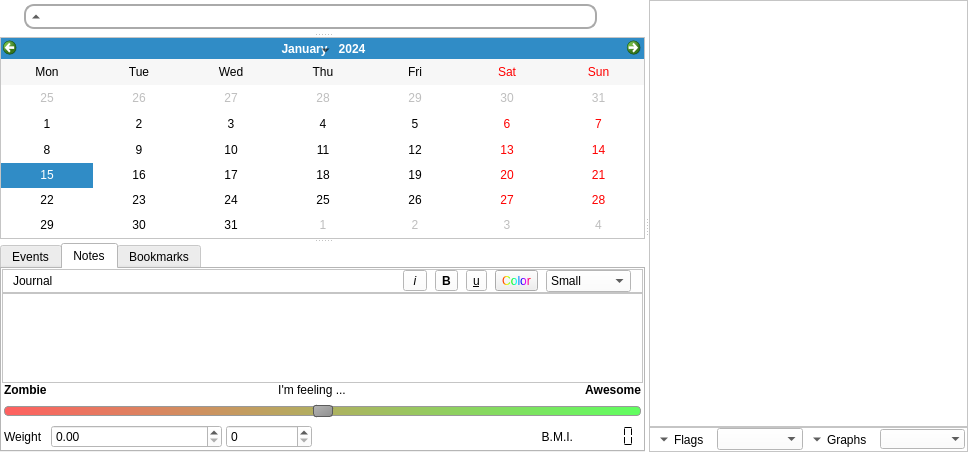
Before: the Qt Designer form oscar/daily.ui in operativeF/oscar, drawn with Qt 5.
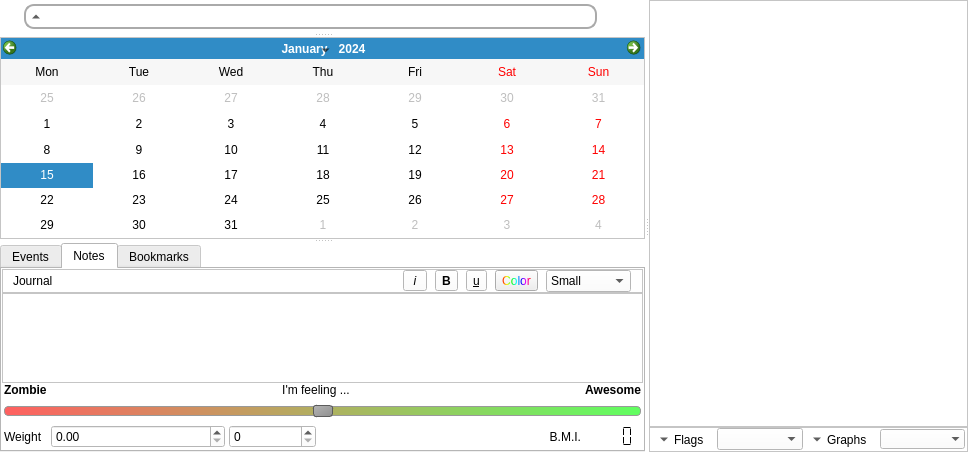
After: the same form once the commit is applied. Icons and pictures are not drawn.

Commit message: Change height and weight decimals displayed, BMI digits displayed

The edit to the form file:
```diff
--- a/oscar/daily.ui
+++ b/oscar/daily.ui
@@ -1320,7 +1320,7 @@
                  <bool>false</bool>
                 </property>
                 <property name="digitCount">
-                 <number>5</number>
+                 <number>4</number>
                 </property>
                 <property name="segmentStyle">
                  <enum>QLCDNumber::Flat</enum>
```
The commit also changes 2 other files.
